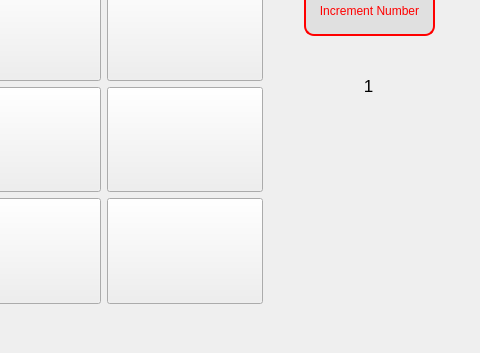
Above: mainwindow.ui from osamakawish/QtTests before the change; both pictures show x 236 to 716 and y 131 to 484 of the 716 by 484 pixel window. Below: the same form after it.
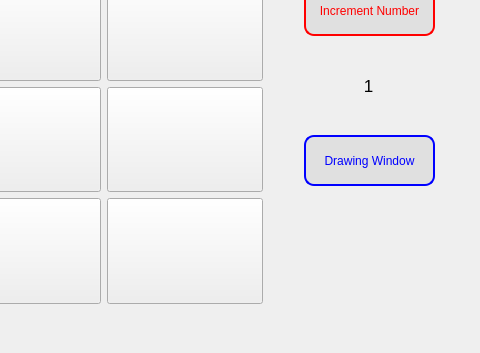
That is the form after the change.

Commit message: Working drawing button.

What changed in the file:
```diff
--- a/mainwindow.ui
+++ b/mainwindow.ui
@@ -276,6 +276,31 @@
      <set>Qt::AlignCenter</set>
     </property>
    </widget>
+   <widget class="QPushButton" name="drawingWindowBtn">
+    <property name="geometry">
+     <rect>
+      <x>540</x>
+      <y>230</y>
+      <width>131</width>
+      <height>51</height>
+     </rect>
+    </property>
+    <property name="styleSheet">
+     <string notr="true">QPushButton#drawingWindowBtn {
+	color:blue;
+	border-radius: 10px;
+	border: 2px solid blue;
+	background-color: #e0e0e0;
+}
+
+QPushButton#drawingWindowBtn:hover {
+	background-color: #f4f4f4
+}</string>
+    </property>
+    <property name="text">
+     <string>Drawing Window</string>
+    </property>
+   </widget>
   </widget>
   <widget class="QMenuBar" name="menuBar">
    <property name="geometry">
```
The commit also changes 6 other files.
